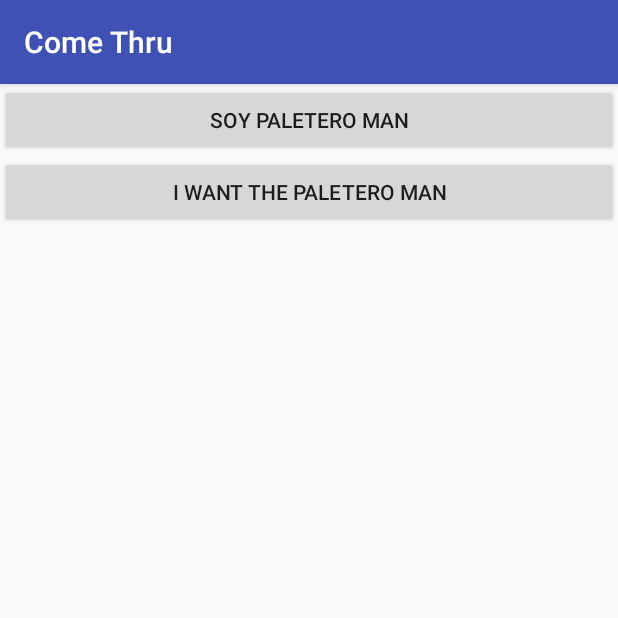
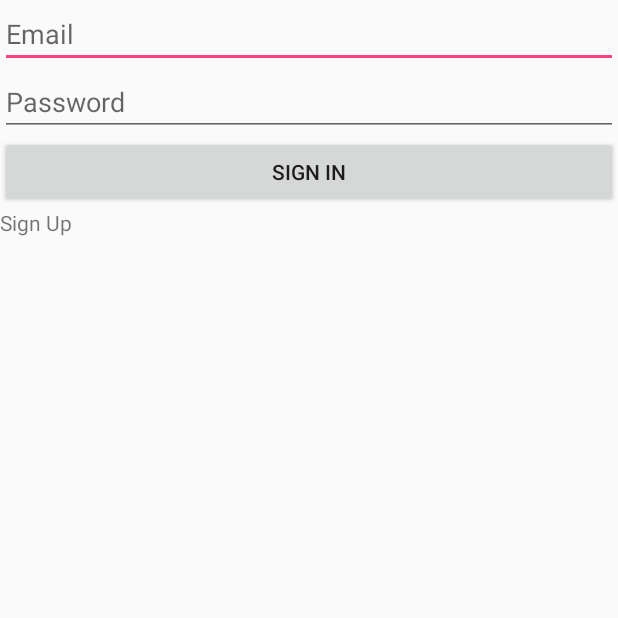
Before and after one commit to ComeThru/Android_Project, an Android app: the screen it shows after launch (MainActivity before the commit, SingIn after it), on a phone screen of 412 x 824 dp, the top half of it. Run offline under Robolectric (Android 15) with nearby library versions, the light colour scheme and no system bars.

Commit message:
new pages

```diff
--- a/ComeThru/app/build.gradle
+++ b/ComeThru/app/build.gradle
@@ -33,4 +33,9 @@ dependencies {
 }
 
 
+
+
+
+
+
 apply plugin: 'com.google.gms.google-services'
--- a/ComeThru/app/src/main/AndroidManifest.xml
+++ b/ComeThru/app/src/main/AndroidManifest.xml
@@ -9,14 +9,15 @@
         android:roundIcon="@mipmap/ic_launcher_round"
         android:supportsRtl="true"
         android:theme="@style/AppTheme">
-        <activity android:name=".MainActivity">
+        <activity android:name=".SingIn">
             <intent-filter>
                 <action android:name="android.intent.action.MAIN" />
 
                 <category android:name="android.intent.category.LAUNCHER" />
             </intent-filter>
         </activity>
-        <activity android:name=".DriverLoginActivity"></activity>
+        <activity android:name=".MainActivity" />
+        <activity android:name=".Register"></activity>
     </application>
 
 </manifest>
--- /dev/null
+++ b/ComeThru/app/src/main/java/com/example/danielmorales/comethru/SingIn.java
@@ -0,0 +1,39 @@
+package com.example.danielmorales.comethru;
+
+import android.content.Intent;
+import android.support.v7.app.AppCompatActivity;
+import android.os.Bundle;
+import android.view.View;
+import android.widget.TextView;
+
+public class SingIn extends AppCompatActivity {
+
+    private int person;
+    private TextView register;
+
+    @Override
+    protected void onCreate(Bundle savedInstanceState) {
+        super.onCreate(savedInstanceState);
+        setContentView(R.layout.activity_sing_in);
+        TextView registerButtton = (TextView) findViewById(R.id.register);
+
+        Intent intent = getIntent();
+        person = intent.getIntExtra("person", 0);
+
+        registerButtton.setOnClickListener(new View.OnClickListener() {
+            @Override
+            public void onClick(View view) {
+
+                if(person == 0){
+                    Intent intent = new Intent(SingIn.this, Register.class);
+                    startActivity(intent);
+                }else{
+                    ;
+                }
+            }
+        });
+
+    }
+
+
+}
--- a/ComeThru/app/src/main/res/layout/activity_main.xml
+++ b/ComeThru/app/src/main/res/layout/activity_main.xml
@@ -7,15 +7,6 @@
     tools:context="com.example.danielmorales.comethru.MainActivity"
     android:orientation="vertical">
 
-    <Button
-        android:layout_width="match_parent"
-        android:layout_height="wrap_content"
-        android:text="Soy Paletero Man"
-        android:id="@+id/Driver"/>
-    <Button
-        android:layout_width="match_parent"
-        android:layout_height="wrap_content"
-        android:text="I want the Paletero Man"
-        android:id="@+id/Customer"/>
+
 
 </LinearLayout>
--- a/ComeThru/app/src/main/res/layout/activity_driver_login.xml
+++ b/ComeThru/app/src/main/res/layout/activity_sing_in.xml
@@ -4,26 +4,33 @@
     xmlns:tools="http://schemas.android.com/tools"
     android:layout_width="match_parent"
     android:layout_height="match_parent"
-    tools:context="com.example.danielmorales.comethru.DriverLoginActivity">
+    android:orientation="vertical"
+    tools:context="com.example.danielmorales.comethru.SingIn">
+
     <EditText
+        android:id="@+id/email"
         android:layout_width="match_parent"
         android:layout_height="wrap_content"
-        android:hint="email"
-        android:id="@+id/email"/>
+        android:hint="Email" />
+
     <EditText
+        android:id="@+id/editText"
         android:layout_width="match_parent"
         android:layout_height="wrap_content"
-        android:hint="password"
-        android:id="@+id/password"/>
+        android:ems="10"
+        android:hint="Password"
+        android:inputType="textPassword" />
+
     <Button
+        android:id="@+id/signInButton"
         android:layout_width="match_parent"
         android:layout_height="wrap_content"
-        android:text="login"
-        android:id="@+id/login"/>
-    <EditText
+        android:text="Sign In" />
+
+    <TextView
+        android:id="@+id/register"
         android:layout_width="match_parent"
         android:layout_height="wrap_content"
-        android:hint="registration"
-        android:id="@+id/registration"/>
+        android:text="Sign Up" />
 
 </LinearLayout>
--- a/ComeThru/app/src/main/res/values/styles.xml
+++ b/ComeThru/app/src/main/res/values/styles.xml
@@ -1,7 +1,7 @@
 <resources>
 
     <!-- Base application theme. -->
-    <style name="AppTheme" parent="Theme.AppCompat.Light.DarkActionBar">
+    <style name="AppTheme" parent="Theme.AppCompat.Light.NoActionBar">
         <!-- Customize your theme here. -->
         <item name="colorPrimary">@color/colorPrimary</item>
         <item name="colorPrimaryDark">@color/colorPrimaryDark</item>
```
Also changed, not shown: ComeThru/app/src/main/java/com/example/danielmorales/comethru/DriverLoginActivity.java (deleted, +0 -48 lines), ComeThru/app/src/main/java/com/example/danielmorales/comethru/MainActivity.java (+14 -1 lines), ComeThru/app/src/main/java/com/example/danielmorales/comethru/Register.java (added, +13 -0 lines), ComeThru/app/src/main/res/layout/activity_register.xml (added, +33 -0 lines).
